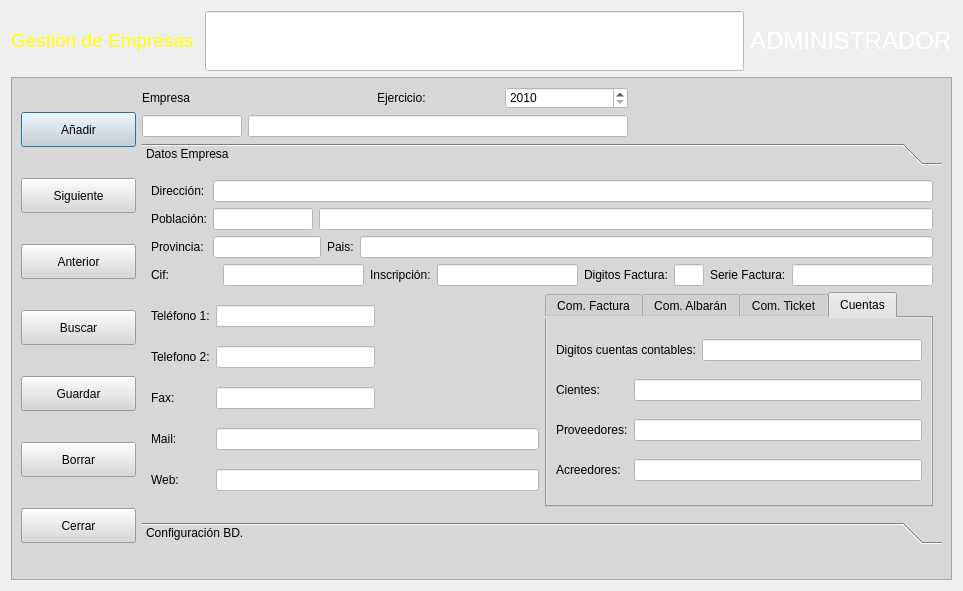
This is frmempresas.ui in arcnexus/RedFoX as Qt 5 draws it before an edit. The edited form follows.
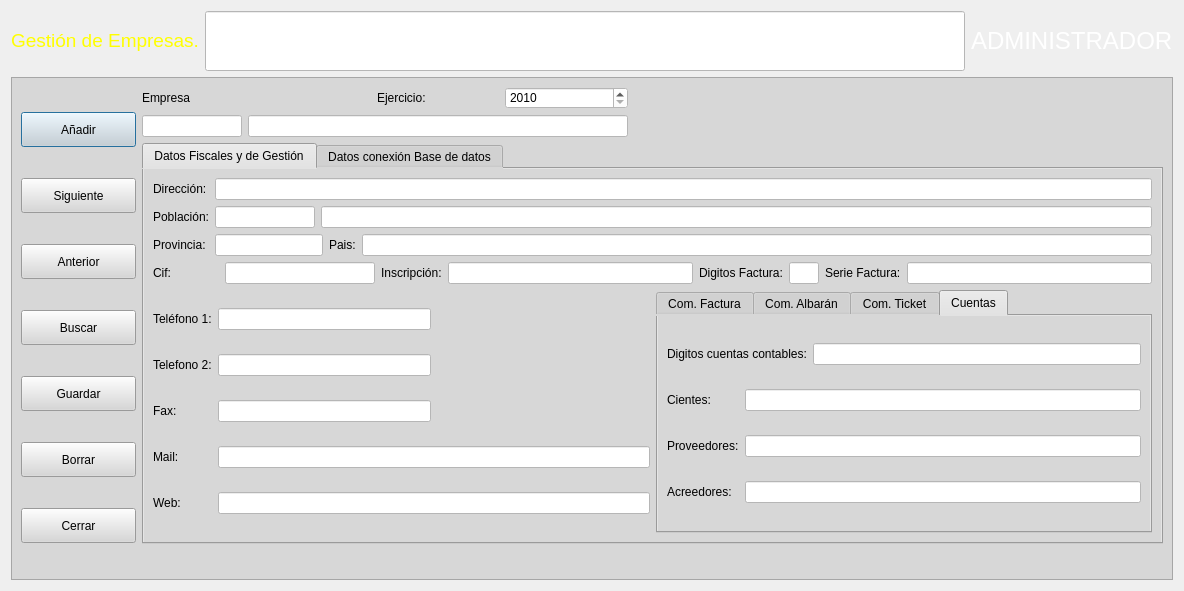
This is the edited form. Icons and pictures are not drawn.

Commit message: Agregando child al treewidget

Diff of the .ui file:
```diff
--- a/frmempresas.ui
+++ b/frmempresas.ui
@@ -295,21 +295,13 @@
        </layout>
       </item>
       <item row="1" column="1" colspan="2">
-       <widget class="QToolBox" name="toolBox">
+       <widget class="QTabWidget" name="tabWidget">
         <property name="currentIndex">
          <number>0</number>
         </property>
-        <widget class="QWidget" name="page">
-         <property name="geometry">
-          <rect>
-           <x>0</x>
-           <y>0</y>
-           <width>802</width>
-           <height>351</height>
-          </rect>
-         </property>
-         <attribute name="label">
-          <string>Datos Empresa</string>
+        <widget class="QWidget" name="tabWidgetPage1" native="true">
+         <attribute name="title">
+          <string>Datos Fiscales y de Gestión</string>
          </attribute>
          <layout class="QGridLayout" name="gridLayout_12">
           <item row="2" column="1">
@@ -697,17 +689,9 @@
           </item>
          </layout>
         </widget>
-        <widget class="QWidget" name="page_2">
-         <property name="geometry">
-          <rect>
-           <x>0</x>
-           <y>0</y>
-           <width>907</width>
-           <height>334</height>
-          </rect>
-         </property>
-         <attribute name="label">
-          <string>Configuración BD.</string>
+        <widget class="QWidget" name="tabWidgetPage2" native="true">
+         <attribute name="title">
+          <string>Datos conexión Base de datos</string>
          </attribute>
          <layout class="QGridLayout" name="gridLayout_5">
           <item row="0" column="0">
```
Left out of the diff: 26 changed lines with no effect on the pictures. The commit also changes 1 other file.
